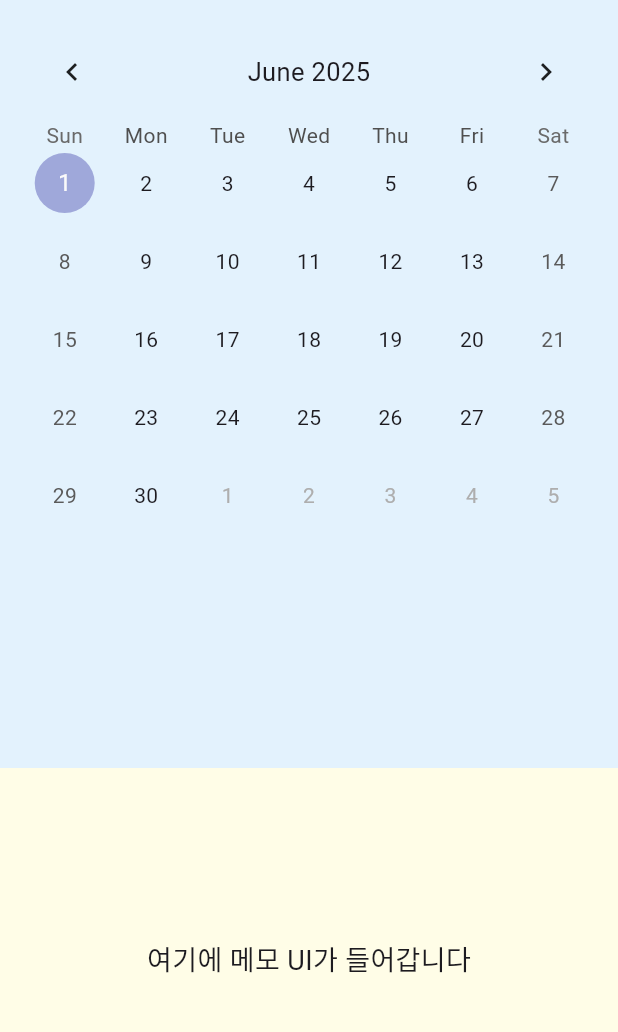
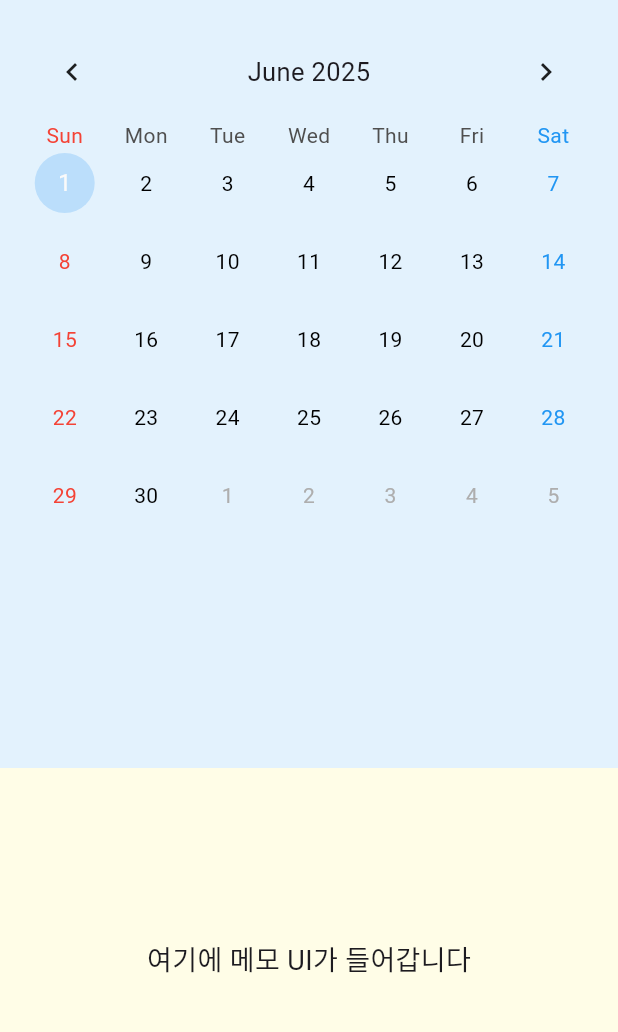
Before and after one commit to whtnsrb123/DateMark, a Flutter app: the screen it shows after launch, on a phone screen of 412 x 824 dp, the part 84-1116 px from its top. Run offline on Flutter 3.47's test engine with Material 3 defaults, Android fonts, the light colour scheme and no system bars; drawn by our look-alikes of table_calendar.

Commit message:
일요일 빨간색, 토요일 파란색

```diff
--- a/memo_app/lib/main.dart
+++ b/memo_app/lib/main.dart
@@ -2,41 +2,65 @@ import 'package:flutter/material.dart';
 import 'package:table_calendar/table_calendar.dart';
 
 void main() {
-  runApp(const MemoApp());
+  runApp(const MemoApp()); // 앱 실행
 }
 
+// 앱의 루트 위젯
 class MemoApp extends StatelessWidget {
   const MemoApp({super.key});
 
   @override
   Widget build(BuildContext context) {
     return MaterialApp(
-      title: 'Memo App',
-      theme: ThemeData(
-        primarySwatch: Colors.blue,
-      ),
-      home: const MainScreen(),
-      debugShowCheckedModeBanner: false,
+      title: 'Memo App', // 앱 제목
+      theme: ThemeData(primarySwatch: Colors.blue), // 테마 설정
+      home: const MainScreen(), // 첫 화면으로 MainScreen 설정
+      debugShowCheckedModeBanner: false, // 디버그 배너 숨김
     );
   }
 }
 
+// 메인 화면 위젯
 class MainScreen extends StatelessWidget {
   const MainScreen({super.key});
 
   @override
   Widget build(BuildContext context) {
-    // 화면 크기 정보 가져오기
-    final size = MediaQuery.of(context).size;
-    final isWide = size.width > 600; // 600보다 넓으면 맥북/아이패드 레이아웃
+    final size = MediaQuery.of(context).size; // 화면 크기 정보 가져오기
+    final isWide = size.width > 600; // 가로 600 이상이면 넓은 화면으로 판단
 
     if (isWide) {
-      // 맥북/아이패드: 좌우 분할
+      // 넓은 화면 (예: 태블릿, 데스크탑)에서는 좌우 분할
       return Scaffold(
-        appBar: AppBar(title: const Text('Memo App')),
+        appBar: AppBar(title: const Text('Memo App')), // 앱 상단 바
         body: Row(
           children: [
-            // 왼쪽 2/3: 달력
+            // 왼쪽 2/3: 달력 영역
+            Expanded(
+              flex: 2,
+              child: Container(
+                color: Colors.blue[50], // 배경색 연한 파랑
+                child: const CalendarSection(), // 달력 위젯
+              ),
+            ),
+            // 오른쪽 1/3: 메모 영역
+            Expanded(
+              flex: 1,
+              child: Container(
+                color: Colors.yellow[50], // 배경색 연한 노랑
+                child: const MemoSection(), // 메모 위젯
+              ),
+            ),
+          ],
+        ),
+      );
+    } else {
+      // 좁은 화면 (예: 스마트폰)에서는 상하 분할
+      return Scaffold(
+        appBar: AppBar(title: const Text('Memo App')), // 앱 상단 바
+        body: Column(
+          children: [
+            // 위 2/3: 달력 영역
             Expanded(
               flex: 2,
               child: Container(
@@ -44,32 +68,7 @@ class MainScreen extends StatelessWidget {
                 child: const CalendarSection(),
               ),
             ),
-            // 오른쪽 1/3: 메모
-            Expanded(
-              flex: 1,
-              child: Container(
-                color: Colors.yellow[50],
-                child: const MemoSection(),
-              ),
-            ),
-          ],
-        ),
-      );
-    } else {
-      // 아이폰: 상하 분할
-      return Scaffold(
-        appBar: AppBar(title: const Text('Memo App')),
-        body: Column(
-          children: [
-            // 위 2/3: 달력
-            Expanded(
-              flex: 2,
-              child: Container(
-                color: Colors.blue[50],
-                child: const CalendarSection(),
-              ),
-            ),
-            // 아래 1/3: 메모
+            // 아래 1/3: 메모 영역
             Expanded(
               flex: 1,
               child: Container(
@@ -84,7 +83,7 @@ class MainScreen extends StatelessWidget {
   }
 }
 
-// 달력 영역
+// 달력 영역 위젯
 class CalendarSection extends StatefulWidget {
   const CalendarSection({super.key});
 
@@ -93,45 +92,90 @@ class CalendarSection extends StatefulWidget {
 }
 
 class _CalendarSectionState extends State<CalendarSection> {
-  DateTime _focusedDay = DateTime.now();
-  DateTime? _selectedDay;
+  DateTime _focusedDay = DateTime.now(); // 현재 보고 있는 날짜
+  DateTime? _selectedDay; // 선택된 날짜
 
   @override
   Widget build(BuildContext context) {
     return Padding(
-      padding: const EdgeInsets.all(16.0),
+      padding: const EdgeInsets.all(16.0), // 바깥 여백
       child: TableCalendar(
-        firstDay: DateTime.utc(2000, 1, 1),
-        lastDay: DateTime.utc(2100, 12, 31),
-        focusedDay: _focusedDay,
-        selectedDayPredicate: (day) => isSameDay(_selectedDay, day),
+        firstDay: DateTime.utc(1900, 1, 1), // 달력의 시작 날짜
+        lastDay: DateTime.utc(2500, 12, 31), // 달력의 끝 날짜
+        focusedDay: _focusedDay, // 현재 보여주는 달
+        selectedDayPredicate: (day) =>
+            isSameDay(_selectedDay, day), // 선택된 날인지 확인
         onDaySelected: (selectedDay, focusedDay) {
           setState(() {
-            _selectedDay = selectedDay;
-            _focusedDay = focusedDay;
+            _selectedDay = selectedDay; // 선택된 날짜 갱신
+            _focusedDay = focusedDay; // 포커스된 날짜 갱신
           });
         },
-        calendarFormat: CalendarFormat.month,
+        calendarFormat: CalendarFormat.month, // 월별 보기
         headerStyle: const HeaderStyle(
-          formatButtonVisible: false,
-          titleCentered: true,
+          formatButtonVisible: false, // 포맷 변경 버튼 숨기기
+          titleCentered: true, // 타이틀 가운데 정렬
+        ),
+        calendarStyle: CalendarStyle(
+          defaultTextStyle: const TextStyle(color: Colors.black), // 기본 날짜 텍스트
+          selectedDecoration: BoxDecoration(
+            color: Colors.blue[300], // 선택된 날짜 배경색
+            shape: BoxShape.circle, // 원형 표시
+          ),
+          todayDecoration: BoxDecoration(
+            color: Colors.blue[100], // 오늘 날짜 배경색
+            shape: BoxShape.circle,
+          ),
+        ),
+        calendarBuilders: CalendarBuilders(
+          // 숫자 색상 요일별로 지정
+          defaultBuilder: (context, day, focusedDay) {
+            Color textColor;
+            if (day.weekday == DateTime.sunday) {
+              textColor = Colors.red;
+            } else if (day.weekday == DateTime.saturday) {
+              textColor = Colors.blue;
+            } else {
+              textColor = Colors.black;
+            }
+            return Center(
+              child: Text('${day.day}', style: TextStyle(color: textColor)),
+            );
+          },
+          // 요일 헤더 스타일 커스터마이징
+          dowBuilder: (context, day) {
+            String text = '';
+            switch (day.weekday) {
+              case DateTime.sunday:
+                text = 'Sun';
+                return Center(
+                  child: Text(text, style: const TextStyle(color: Colors.red)),
+                );
+              case DateTime.saturday:
+                text = 'Sat';
+                return Center(
+                  child: Text(text, style: const TextStyle(color: Colors.blue)),
+                );
+              default:
+                // 나머지 요일은 기본(검정)
+                return null;
+            }
+          },
+          // 추가적인 커스터마이징 필요시 여기에 작성
         ),
       ),
     );
   }
 }
 
-// 메모 영역(임시)
+// 메모 영역 위젯 (현재는 임시 UI)
 class MemoSection extends StatelessWidget {
   const MemoSection({super.key});
 
   @override
   Widget build(BuildContext context) {
     return const Center(
-      child: Text(
-        '여기에 메모 UI가 들어갑니다',
-        style: TextStyle(fontSize: 18),
-      ),
+      child: Text('여기에 메모 UI가 들어갑니다', style: TextStyle(fontSize: 18)), // 중앙 텍스트
     );
   }
 }
```
Also changed, not shown: 1 other file.
